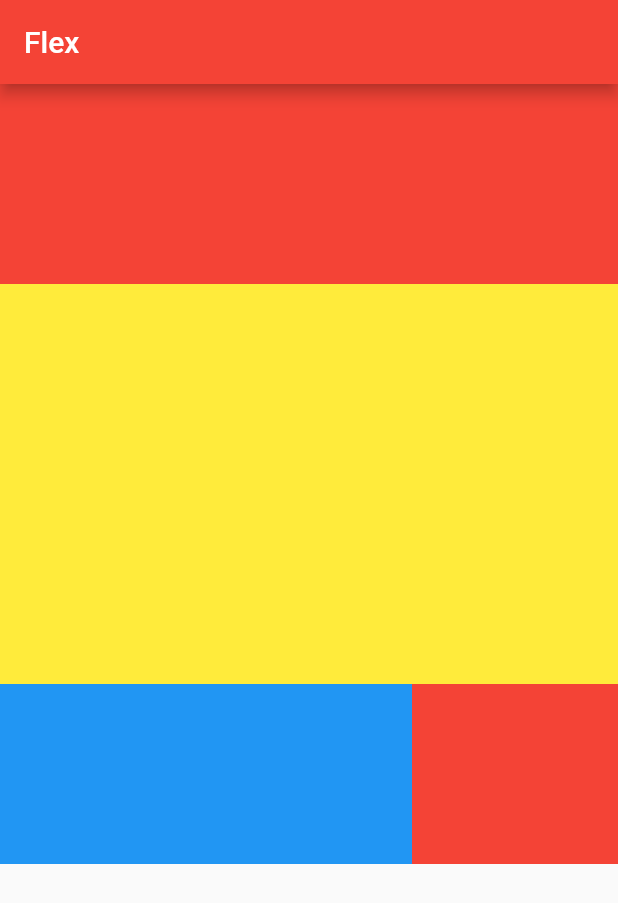
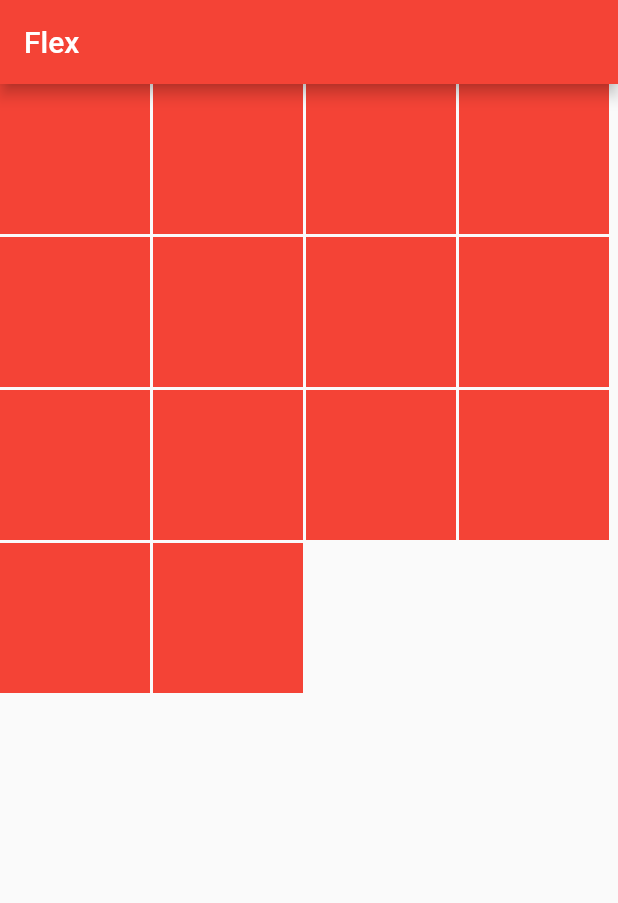
Before and after one commit to qdqdGit/flutter_demo, a Flutter app: the screen it shows after launch, on a phone screen of 412 x 824 dp. Shown: the top 903 px of the screen. Run offline on Flutter 3.47's test engine with Material 2 defaults, Android fonts, the phone set to English and light mode, and no system bars.

Commit message:
warp布局

```diff
--- a/lib/main.dart
+++ b/lib/main.dart
@@ -50,48 +50,81 @@ class _MyHomePageState extends State<MyHomePage> {
       appBar: AppBar(
         title: Text("Flex"),
       ),
-      body: Column(
+      body: Wrap(
+        spacing: 2,
+        runSpacing: 2,
         children: <Widget>[
           Container(
-            height: 400,
-            child: Flex(
-              direction: Axis.vertical,
-              children: <Widget>[
-                Expanded(
-                  flex: 1,
-                  child: Container(
-                    color: Colors.red,
-                  ),
-                ),
-                Expanded(
-                  flex: 2,
-                  child: Container(
-                    color: Colors.yellow,
-                  ),
-                )
-              ],
-            ),
+            height: 100,
+            width: 100,
+            color: Colors.red,
           ),
           Container(
-            height: 120.0,
-            child: new Row(
-              mainAxisAlignment: MainAxisAlignment.spaceBetween,
-              children: <Widget>[
-                Expanded(
-                  flex: 2,
-                  child: Container(
-                    color: Colors.blue,
-                  ),
-                ),
-                Expanded(
-                  flex: 1,
-                  child: Container(
-                    color: Colors.red,
-                  ),
-                )
-              ],
-            ),
-          )
+            height: 100,
+            width: 100,
+            color: Colors.red,
+          ),
+          Container(
+            height: 100,
+            width: 100,
+            color: Colors.red,
+          ),
+          Container(
+            height: 100,
+            width: 100,
+            color: Colors.red,
+          ),
+          Container(
+            height: 100,
+            width: 100,
+            color: Colors.red,
+          ),
+          Container(
+            height: 100,
+            width: 100,
+            color: Colors.red,
+          ),
+          Container(
+            height: 100,
+            width: 100,
+            color: Colors.red,
+          ),
+          Container(
+            height: 100,
+            width: 100,
+            color: Colors.red,
+          ),
+          Container(
+            height: 100,
+            width: 100,
+            color: Colors.red,
+          ),
+          Container(
+            height: 100,
+            width: 100,
+            color: Colors.red,
+          ),
+          Container(
+            height: 100,
+            width: 100,
+            color: Colors.red,
+          ),
+          Container(
+            height: 100,
+            width: 100,
+            color: Colors.red,
+          ),
+          Container(
+            height: 100,
+            width: 100,
+            color: Colors.red,
+          ),
+          Container(
+            height: 100,
+            width: 100,
+            color: Colors.red,
+          ),
+
         ],
       ),
     );
```
